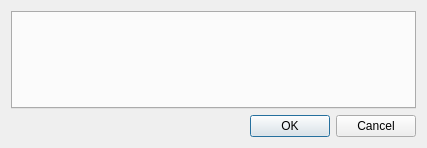
Old version of the form optionswidget.ui in the repository hl037/ardoise.
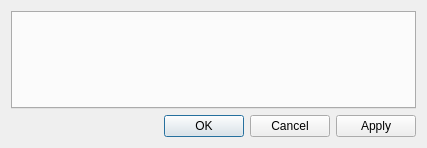
New version of the form.

Patch:
```diff
--- a/optionswidget.ui
+++ b/optionswidget.ui
@@ -30,7 +30,10 @@
       <enum>Qt::Horizontal</enum>
      </property>
      <property name="standardButtons">
-      <set>QDialogButtonBox::Cancel|QDialogButtonBox::Ok</set>
+      <set>QDialogButtonBox::Apply|QDialogButtonBox::Cancel|QDialogButtonBox::Ok</set>
+     </property>
+     <property name="centerButtons">
+      <bool>false</bool>
      </property>
     </widget>
    </item>
```
Left out of the diff: 22 changed lines with no effect on the pictures.
